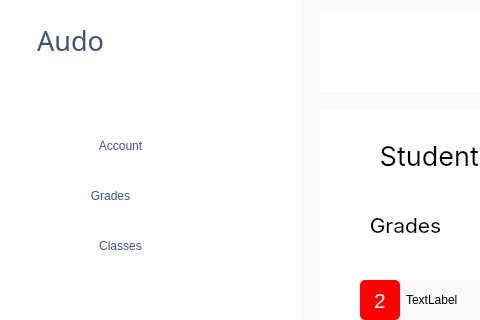
First picture: the form in Audo/Frontend/Audo/Grades.ui, repository codingburgas/Audo, before the edit; both pictures show x 0 to 480 and y 0 to 320 of the 1280 by 832 pixel window.
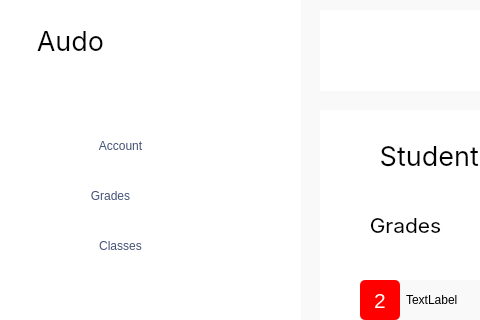
Second picture: the form after the edit. Icons and pictures are not drawn.

What changed in the file:
```diff
--- a/Audo/Frontend/Audo/Grades.ui
+++ b/Audo/Frontend/Audo/Grades.ui
@@ -548,7 +548,7 @@
    </property>
    <property name="font">
     <font>
-     <family>Roboto Serif Medium</family>
+     <family>Inter</family>
      <pointsize>20</pointsize>
      <italic>false</italic>
      <fontweight>DemiBold</fontweight>
@@ -559,8 +559,8 @@
    </property>
    <property name="styleSheet">
     <string notr="true">background-color: rgba(255, 255, 255, 0);
-color: rgb(68, 81, 120);
-font: 600 20pt &quot;Roboto Serif Medium&quot;;</string>
+color: #000000;
+font: 600 20pt &quot;Inter&quot;;</string>
    </property>
    <property name="text">
     <string>Audo</string>
```
